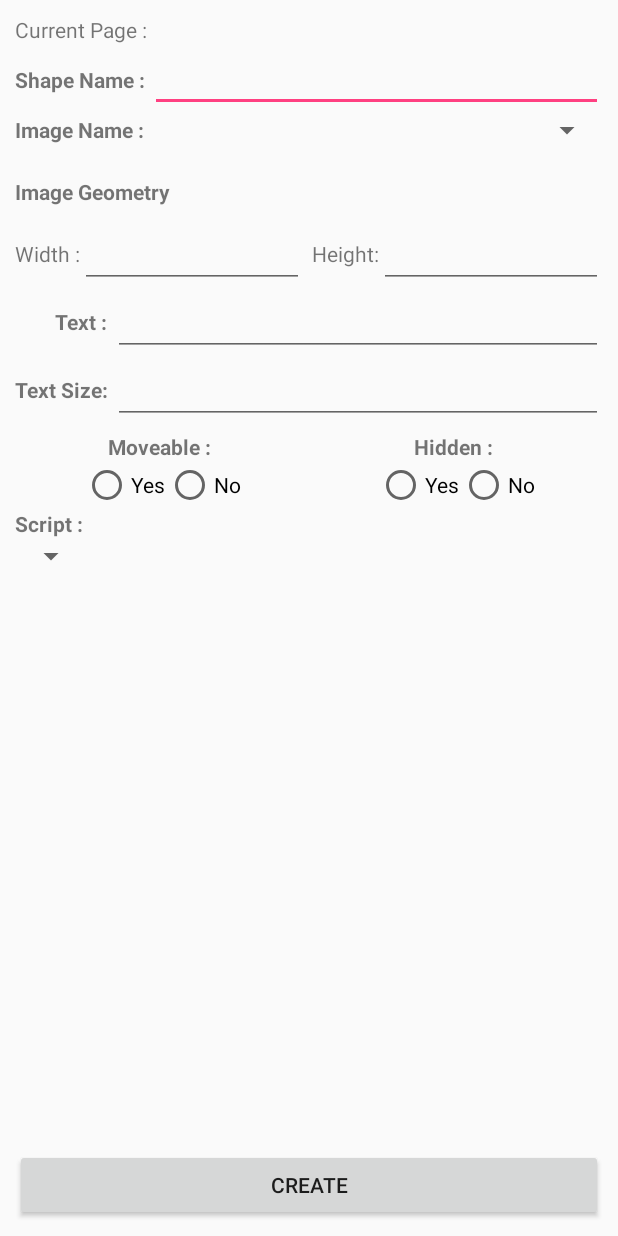
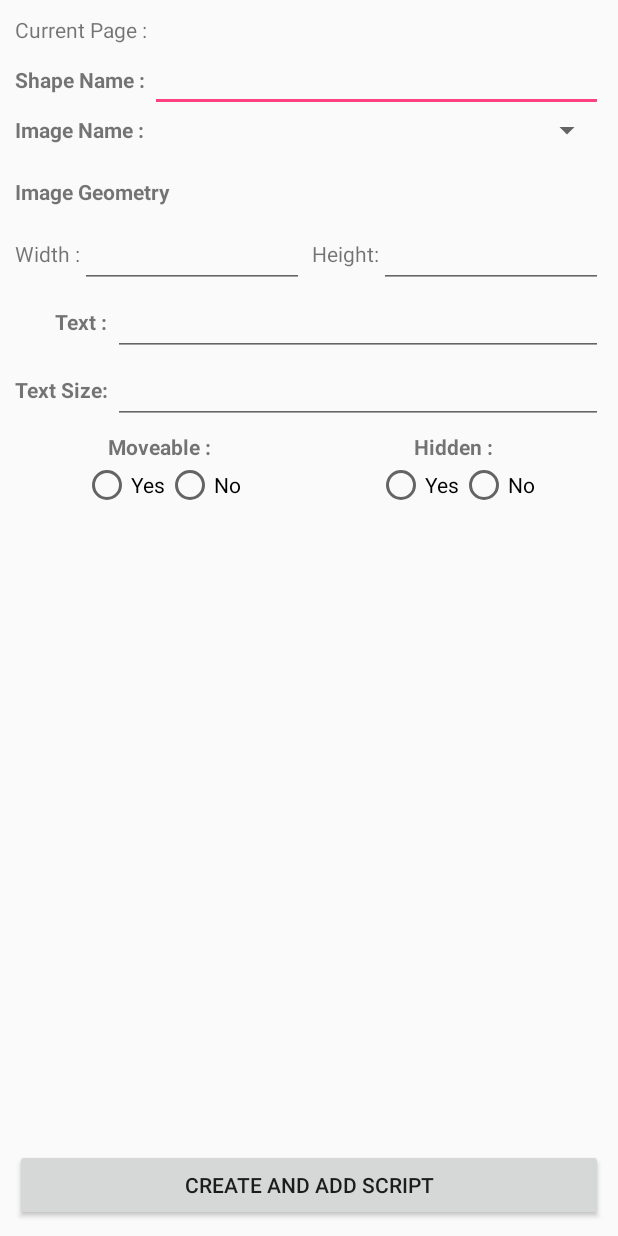
Before and after one commit to maivy/Bunny-World, an Android app: the layout activity_new_shape.xml on its own in the app's theme, with its tools: preview values and no code run, on a phone screen of 412 x 824 dp. Run offline under Robolectric (Android 15) with nearby library versions, the phone set to English and light mode, and no system bars.

Commit message:
navigating to and out of edit script

```diff
--- a/app/src/main/java/edu/stanford/cs108/bunnyworld/EditShapeOptions.java
+++ b/app/src/main/java/edu/stanford/cs108/bunnyworld/EditShapeOptions.java
@@ -46,6 +46,7 @@ public class EditShapeOptions extends AppCompatActivity {
     public void deleteOrAddToScript(View view) {
         Intent intent = new Intent(getApplicationContext(), EditScript.class);
         intent.putExtra("shape", shapeName);
+        intent.putExtra("editing", true);
         startActivity(intent);
     }
 
--- a/app/src/main/res/layout/activity_new_shape.xml
+++ b/app/src/main/res/layout/activity_new_shape.xml
@@ -271,33 +271,6 @@
 
     // Image Name
 
-
-    // Script
-    <TextView
-        android:textStyle="bold"
-        android:layout_width="wrap_content"
-        android:layout_height="wrap_content"
-        android:text="Script : "/>
-
-    <LinearLayout
-        android:layout_weight="1"
-        android:orientation="horizontal"
-        android:layout_width="match_parent"
-        android:layout_height="wrap_content">
-
-        <Spinner
-            android:id="@+id/scriptFirst"
-            android:layout_width="wrap_content"
-            android:layout_height="wrap_content">
-        </Spinner>
-        <Spinner
-            android:id="@+id/scriptSecond"
-            android:visibility="gone"
-            android:layout_width="wrap_content"
-            android:layout_height="wrap_content">
-        </Spinner>
-    </LinearLayout>
-
     <LinearLayout
         android:layout_weight="1"
         android:orientation="horizontal"
@@ -322,6 +295,6 @@
         android:id="@+id/createButton"
         android:layout_width="match_parent"
         android:layout_height="wrap_content"
-        android:text="CREATE">
+        android:text="Create and Add Script">
     </Button>
 </LinearLayout>
```
Also changed, not shown: app/src/main/java/edu/stanford/cs108/bunnyworld/EditScript.java (+12 -3 lines), app/src/main/java/edu/stanford/cs108/bunnyworld/NewShape.java (+3 -202 lines).
